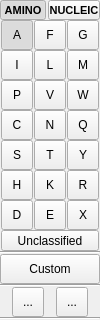
Old version of the form src/schrodinger/sketcher/ui/monomer_tool_widget.ui in the repository schrodinger/sketcher.
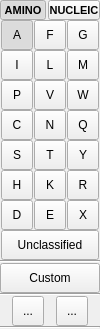
New version of the form. Icons and pictures are not drawn. Custom widgets are drawn as their Qt base class.

Commit message: fixing Unclassified button height

Diff of the .ui file:
```diff
--- a/src/schrodinger/sketcher/ui/monomer_tool_widget.ui
+++ b/src/schrodinger/sketcher/ui/monomer_tool_widget.ui
@@ -7,7 +7,7 @@
     <x>0</x>
     <y>0</y>
     <width>100</width>
-    <height>319</height>
+    <height>326</height>
    </rect>
   </property>
   <property name="windowTitle">
@@ -577,6 +577,18 @@
            <verstretch>0</verstretch>
           </sizepolicy>
          </property>
+         <property name="minimumSize">
+          <size>
+           <width>0</width>
+           <height>30</height>
+          </size>
+         </property>
+         <property name="maximumSize">
+          <size>
+           <width>16777215</width>
+           <height>32</height>
+          </size>
+         </property>
          <property name="text">
           <string>Unclassified</string>
          </property>
```
Left out of the diff: 12 changed lines with no effect on the pictures.
